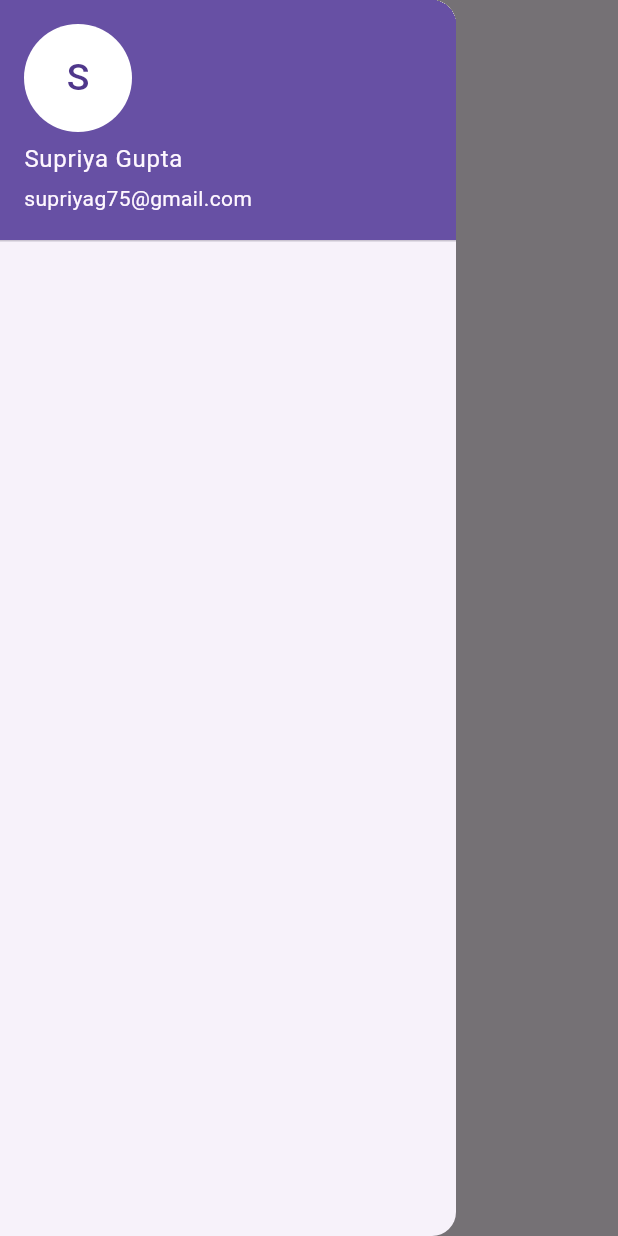
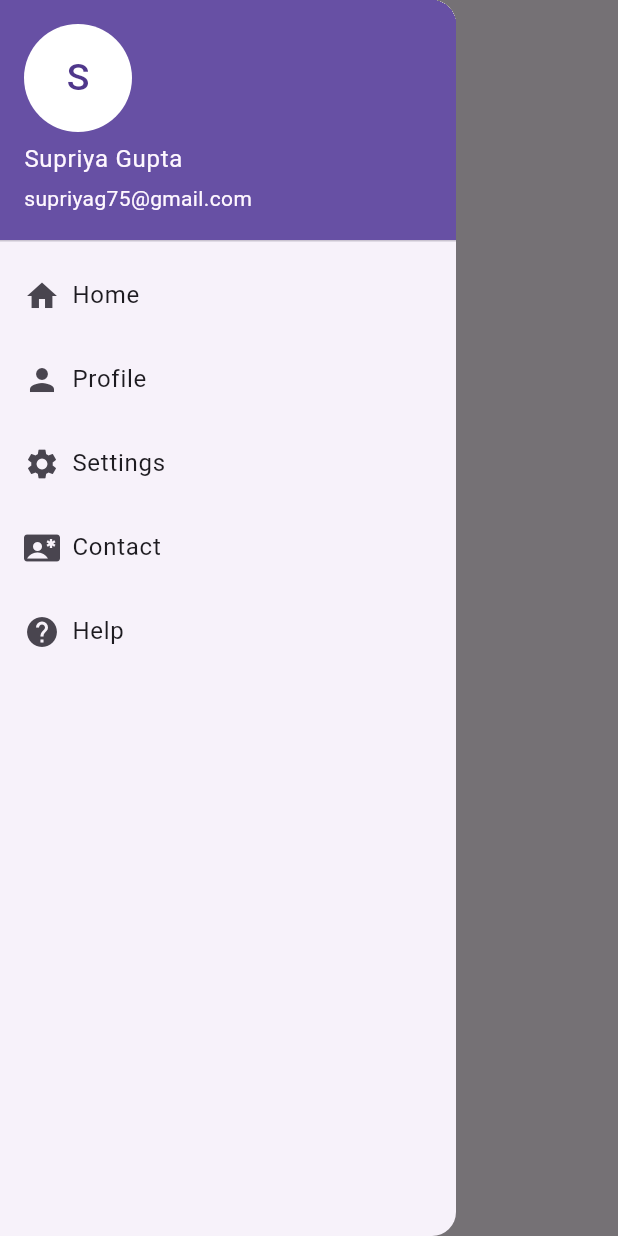
Before and after one commit to sup0808/FlutterNavigation, a Flutter app: the screen it shows after launch, with the side drawer open, on a phone screen of 412 x 824 dp. Run offline on Flutter 3.47's test engine with Material 3 defaults, Android fonts, the phone set to English and light mode, and no system bars.

Commit message:
Added drawer menu like home, profile, settings etc.

```diff
--- a/lib/main.dart
+++ b/lib/main.dart
@@ -8,6 +8,7 @@ class MyApp extends StatelessWidget {
   @override
   Widget build(BuildContext context) {
     return MaterialApp(
+      debugShowCheckedModeBanner: false,
       title: "Drawer",
       home: DrawerDemo(),
     );
@@ -41,7 +42,68 @@ class _DrawerDemoState extends State<DrawerDemo> {
                   ),
                 ),
               ),
+            ),
+            ListTile(
+              title: Row(
+                children: [
+                  Icon(Icons.home),
+                  Padding(
+                    padding: const EdgeInsets.only(left: 8.0),
+                    child: Text("Home"),
+                  ),
+
+                ],
+              ),
+            ),
+            ListTile(
+              title: Row(
+                children: [
+                  Icon(Icons.person),
+                  Padding(
+                    padding: const EdgeInsets.only(left: 8.0),
+                    child: Text("Profile"),
+                  ),
+
+                ],
+              ),
+            ),
+            ListTile(
+              title: Row(
+                children: [
+                  Icon(Icons.settings),
+                  Padding(
+                    padding: const EdgeInsets.only(left: 8.0),
+                    child: Text("Settings"),
+                  ),
+
+                ],
+              ),
+            ),
+            ListTile(
+              title: Row(
+                children: [
+                  Icon(Icons.contact_emergency),
+                  Padding(
+                    padding: const EdgeInsets.only(left: 8.0),
+                    child: Text("Contact"),
+                  ),
+
+                ],
+              ),
+            ),
+            ListTile(
+              title: Row(
+                children: [
+                  Icon(Icons.help),
+                  Padding(
+                    padding: const EdgeInsets.only(left: 8.0),
+                    child: Text("Help"),
+                  ),
+
+                ],
+              ),
             )
+
           ],
         ),
       ),
```
